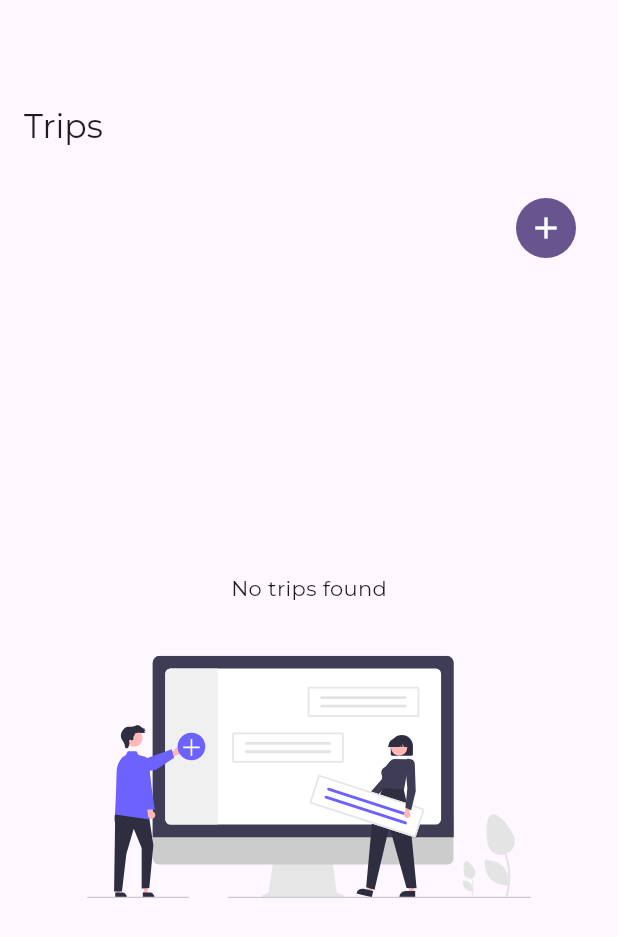
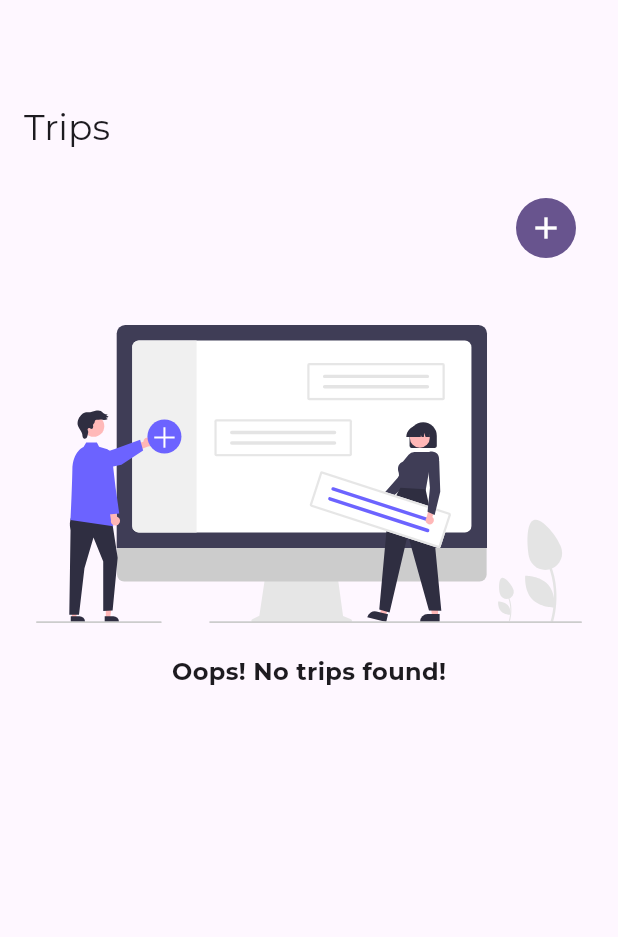
Before and after one commit to dartm05/SafetyApp, a Flutter app: the TripListScreen screen opened by its route, on a phone screen of 412 x 824 dp. Shown: the top 937 px of the screen. Run offline on Flutter 3.47's test engine with Material 3 defaults, Android fonts, the phone set to English and light mode, and no system bars; our stand-ins replace flutter_dotenv, flutter_svg, go_router, google_fonts, shared_preferences; accounts and stored records are empty; statements that could not run were skipped.

Commit message:
refactor(trip_list_screen): update trip list screen UI

```diff
--- a/front/lib/src/features/trip_list/screens/trip_list_screen.dart
+++ b/front/lib/src/features/trip_list/screens/trip_list_screen.dart
@@ -34,7 +34,7 @@ class _TripListScreenState extends State<TripListScreen> {
         Provider.of<TripFormProvider>(context, listen: false);
     return Scaffold(
       appBar: AppBar(
-        title: const Text('Trips'),
+        title: const Text('Trips', style: TextStyle(fontSize: 24)),
       ),
       body: Padding(
         padding: const EdgeInsets.symmetric(horizontal: 24),
@@ -50,6 +50,7 @@ class _TripListScreenState extends State<TripListScreen> {
                 icon: const Icon(Icons.add),
               ),
             ),
+            const SizedBox(height: 20),
             Expanded(
               child: FutureBuilder<List<Trip>?>(
                 future: futureTripsList,
@@ -60,21 +61,25 @@ class _TripListScreenState extends State<TripListScreen> {
                     return Center(child: Text('Error: ${snapshot.error}'));
                   } else if (!snapshot.hasData || snapshot.data!.isEmpty) {
                     return Center(
-                      child: Padding(
-                        padding: const EdgeInsets.all(34.0),
                       child: Column(
-                          mainAxisAlignment: MainAxisAlignment.center,
+                        mainAxisAlignment: MainAxisAlignment.start,
                         children: [
-                            const Text('No trips found'),
-                            const SizedBox(height: 16),
+                          const SizedBox(height: 20),
                           SvgPicture.asset(
                             'assets/img/no_trips.svg',
                             height: 200,
                             placeholderBuilder: (context) =>
                                 const CircularProgressIndicator(),
                           ),
+                          const SizedBox(height: 20),
+                          Text(
+                            'Oops! No trips found!',
+                            style: TextStyle(
+                              fontSize: 16,
+                              fontWeight: FontWeight.bold,
+                            ),
+                          ),
                         ],
-                        ),
                       ),
                     );
                   } else {
```
Lines whose indentation alone changed are shown as unchanged.
